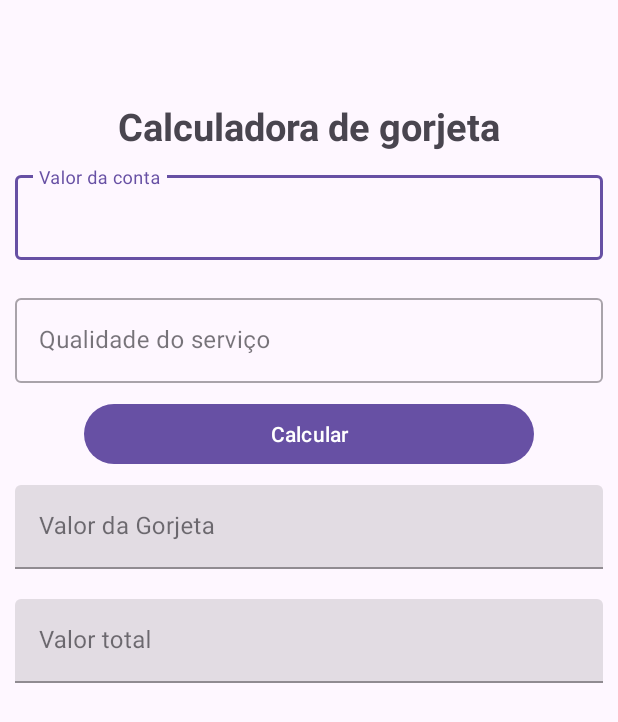
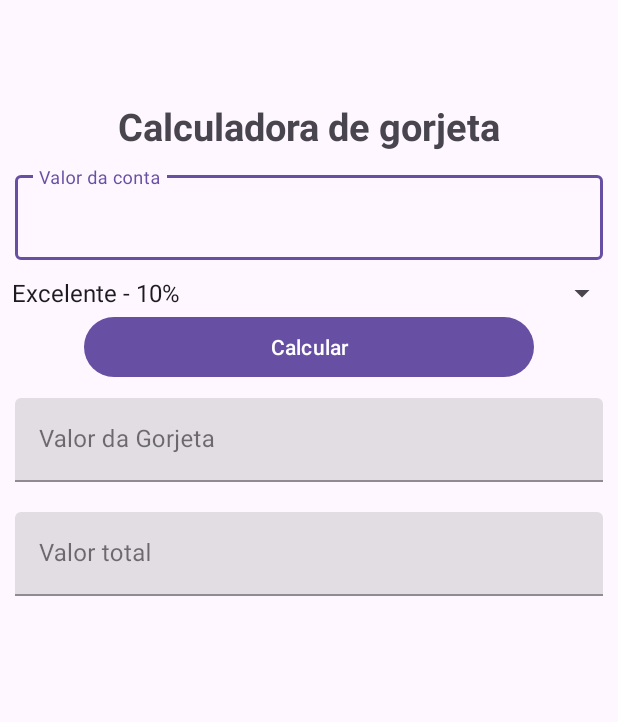
Before and after one commit to LBorgess/Gorjeta, an Android app: the screen it shows after launch (MainActivity), on a phone screen of 412 x 824 dp. Shown: the top 722 px of the screen. Run offline under Robolectric (Android 15) with nearby library versions, the phone set to English and light mode, and no system bars.

Commit message:
teste do menu dropdown

```diff
--- a/app/src/main/java/br/com/etecia/gorjeta/MainActivity.java
+++ b/app/src/main/java/br/com/etecia/gorjeta/MainActivity.java
@@ -3,12 +3,26 @@ package br.com.etecia.gorjeta;
 import androidx.appcompat.app.AppCompatActivity;
 
 import android.os.Bundle;
+import android.widget.ArrayAdapter;
+import android.widget.Spinner;
 
 public class MainActivity extends AppCompatActivity {
+
+    Spinner menu;
 
     @Override
     protected void onCreate(Bundle savedInstanceState) {
         super.onCreate(savedInstanceState);
         setContentView(R.layout.activity_main);
+
+        menu = (Spinner) findViewById(R.id.menu_valores);
+
+        ArrayAdapter<CharSequence> adapter = ArrayAdapter.createFromResource(this,
+                R.array.menu_valores, android.R.layout.simple_spinner_item);
+
+        adapter.setDropDownViewResource(android.R.layout.simple_spinner_dropdown_item);
+
+        menu.setAdapter(adapter);
+
     }
 }
--- a/app/src/main/res/layout/activity_main.xml
+++ b/app/src/main/res/layout/activity_main.xml
@@ -32,21 +32,28 @@
 
     </com.google.android.material.textfield.TextInputLayout>
 
-    <com.google.android.material.textfield.TextInputLayout
-        style="@style/Widget.MaterialComponents.TextInputLayout.OutlinedBox"
+    <!--    SELECÃO-->
+
+    <Spinner
+        android:id="@+id/menu_valores"
         android:layout_width="match_parent"
-        android:layout_height="wrap_content"
-        android:layout_margin="10dp"
-        android:hint="Qualidade do serviço"
-        app:layout_constraintLeft_toLeftOf="parent"
-        app:layout_constraintRight_toRightOf="parent">
+        android:layout_height="wrap_content" />
 
-        <com.google.android.material.textfield.TextInputEditText
-            android:id="@+id/outlined_edit_text"
-            android:layout_width="match_parent"
-            android:layout_height="wrap_content" />
+    <!--    <com.google.android.material.textfield.TextInputLayout-->
+    <!--        style="@style/Widget.MaterialComponents.TextInputLayout.OutlinedBox"-->
+    <!--        android:layout_width="match_parent"-->
+    <!--        android:layout_height="wrap_content"-->
+    <!--        android:layout_margin="10dp"-->
+    <!--        android:hint="Qualidade do serviço"-->
+    <!--        app:layout_constraintLeft_toLeftOf="parent"-->
+    <!--        app:layout_constraintRight_toRightOf="parent">-->
 
-    </com.google.android.material.textfield.TextInputLayout>
+    <!--        <com.google.android.material.textfield.TextInputEditText-->
+    <!--            android:id="@+id/outlined_edit_text"-->
+    <!--            android:layout_width="match_parent"-->
+    <!--            android:layout_height="wrap_content" />-->
+
+    <!--    </com.google.android.material.textfield.TextInputLayout>-->
 
     <Button
         android:layout_width="300dp"
--- /dev/null
+++ b/app/src/main/res/values/menu_valores.xml
@@ -0,0 +1,9 @@
+<?xml version="1.0" encoding="utf-8"?>
+<resources>
+    <string-array name="menu_valores">
+        <item>Excelente - 10%</item>
+        <item>Ótimo - 8%</item>
+        <item>Bom - 5%</item>
+        <item>Ruim - 2%</item>
+    </string-array>
+</resources>
```
